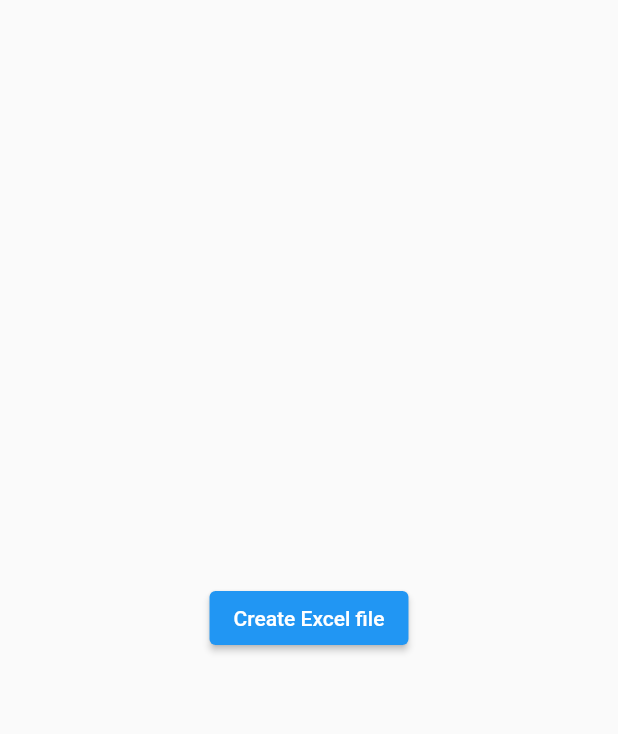
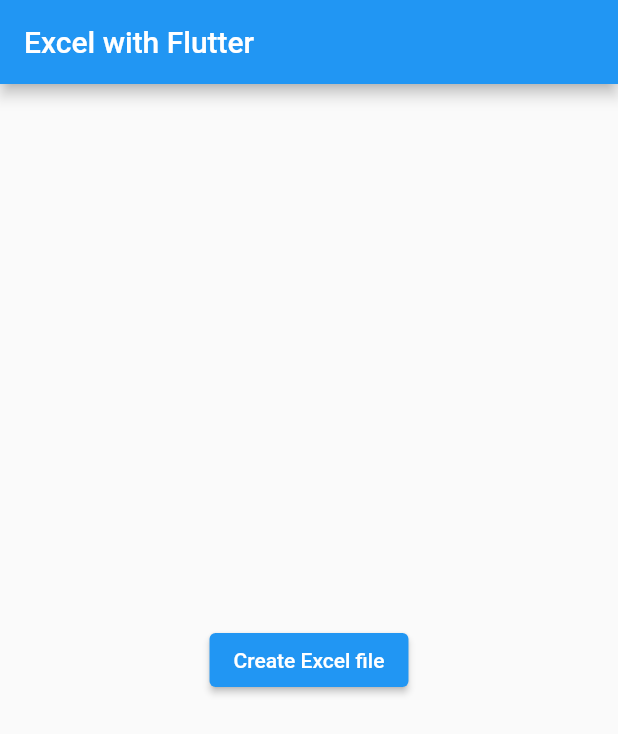
Before and after one commit to alt-Pranav/Testing-Excel-With-Flutter, a Flutter app: the screen it shows after launch, after a tap on "Create Excel file", on a phone screen of 412 x 824 dp. Shown: the top 734 px of the screen. Run offline on Flutter 3.47's test engine with Material 2 defaults, Android fonts, the phone set to English and light mode, and no system bars; our stand-ins replace open_file; missing offline and left inert: syncfusion_flutter_xlsio.

Commit message:
#2, saving data to the first worksheet

```diff
--- a/lib/main.dart
+++ b/lib/main.dart
@@ -56,6 +56,9 @@
   @override
   Widget build(BuildContext context) {
     return Scaffold(
+      appBar: AppBar(
+        title: Text("Excel with Flutter"),
+      ),
       body: Center(
         child: ElevatedButton(
           child: Text("Create Excel file"),
@@ -68,6 +71,12 @@
   Future<void> createExcel() async {
     /// creates an Excel Workbook with 1 worksheet
     final Workbook workbook = Workbook();
+
+    /// access the worksheet of the workbook to store data in
+    /// 0th index stores first worksheet
+    final Worksheet sheet = workbook.worksheets[0];
+    sheet.getRangeByName('A1').setText("Hello World");
+    sheet.getRangeByIndex(1, 3).setText("1,3");
 
     /// storing the bytes of the workbook
     final List<int> bytesOfExcelWorkbook = workbook.saveAsStream();
```
